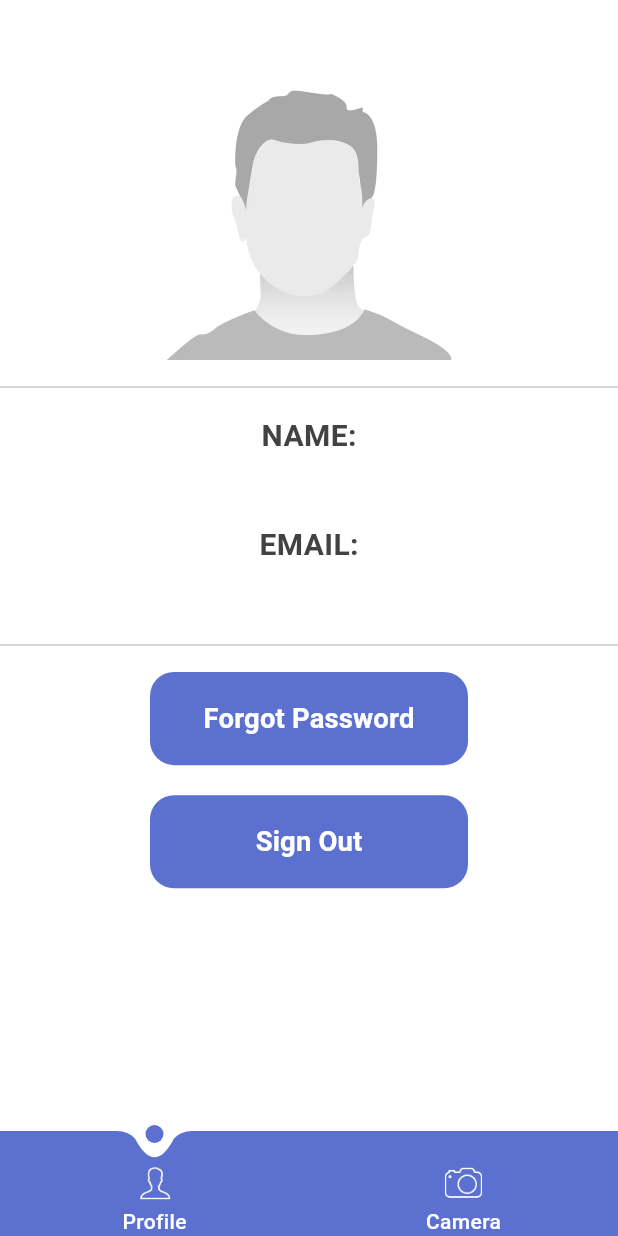
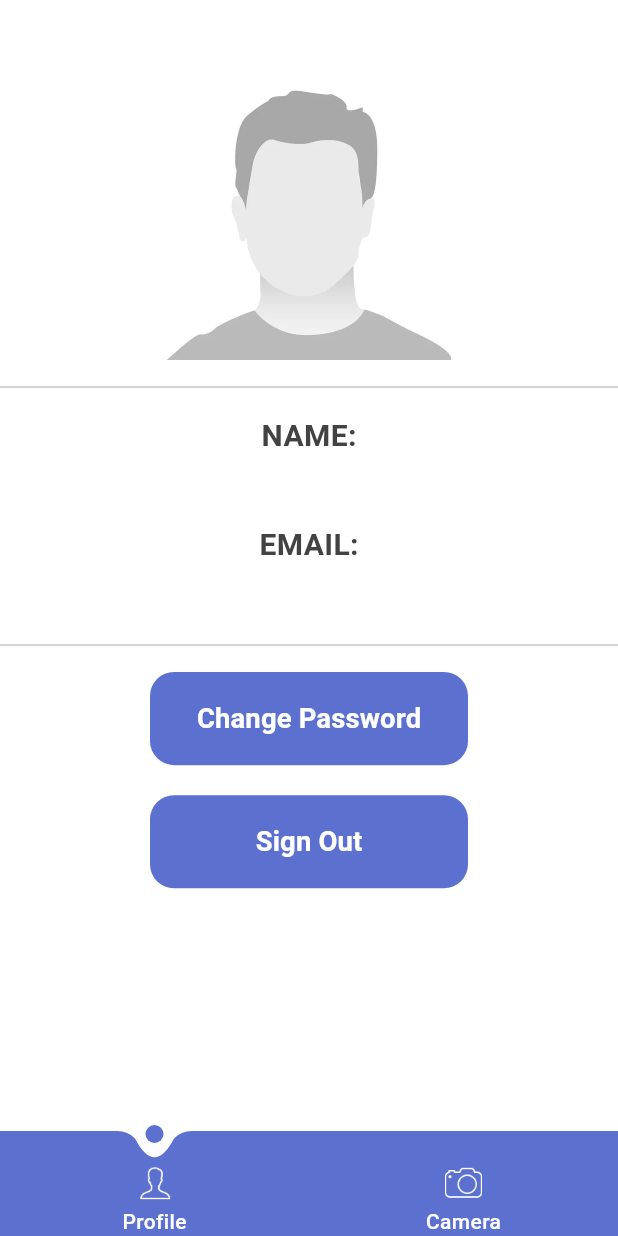
Before and after one commit to saradiaa9/bachelor-application, a Flutter app: the HomeScreen screen opened by its route, on a phone screen of 412 x 824 dp. Run offline on Flutter 3.47's test engine with Material 3 defaults, Android fonts, the phone set to English and light mode, and no system bars; our stand-ins replace awesome_dialog, awesome_notifications, camera, firebase_auth, firebase_core, flutter_local_notifications and 8 more; missing offline and left inert: flutter_email_sender, flutter_tflite, flutter_vision, jpeg_encode; accounts and stored records are empty; statements that could not run were skipped.

Commit message:
fixing colors

```diff
--- a/lib/constants/color.dart
+++ /dev/null
@@ -1,6 +0,0 @@
-import 'package:flutter/cupertino.dart';
-
-const Color black = Color.fromARGB(255, 255, 255, 255);
-const Color white = Color.fromARGB(255, 92, 113, 207);
-const Color bgColor = Color(0xFFFFFFFF);
-const Color selectColor =Color(0xFFFFFFFF);
--- a/lib/constants/text_style.dart
+++ /dev/null
@@ -1,7 +0,0 @@
-import 'package:flutter/cupertino.dart';
-import 'color.dart';
-
-const TextStyle bntText = TextStyle(
-  color: black,
-  fontWeight: FontWeight.w500,
-);
--- a/lib/navigation_bar.dart
+++ b/lib/navigation_bar.dart
@@ -5,8 +5,8 @@ import 'package:flutter/material.dart';
 
 
 
-import 'constants/color.dart';
-import 'constants/text_style.dart';
+import 'theming/colors.dart';
+import 'theming/styles.dart';
 import 'data/model.dart';
 import 'controller/scan_controller.dart';
 //import 'screens/camera/camera_view.dart';
@@ -35,7 +35,7 @@ class _Nav extends State<Nav> {
       height: 70.0,
       duration: const Duration(milliseconds: 400),
       decoration: BoxDecoration(
-        color: white,
+        color: ColorsManager.mainBlue,
         borderRadius: BorderRadius.only(
           topLeft: Radius.circular(0.0),
           topRight: Radius.circular(0.0),
@@ -95,7 +95,7 @@ class _Nav extends State<Nav> {
             alignment: Alignment.center,
             child: Image.asset(
               navBtn[i].imagePath,
-              color: isActive ? selectColor : black,
+              color: ColorsManager.lightShadeOfGray,
               scale: 2,
             ),
           ),
@@ -103,7 +103,7 @@ class _Nav extends State<Nav> {
             alignment: Alignment.bottomCenter,
             child: Text(
               navBtn[i].name,
-              style: isActive ? bntText.copyWith(color: selectColor) : bntText,
+              style: TextStyles.bntText.copyWith(color: ColorsManager.lightShadeOfGray) ,
             ),
           )
         ],
--- a/lib/screens/home/ui/home_sceren.dart
+++ b/lib/screens/home/ui/home_sceren.dart
@@ -40,7 +40,7 @@ class _HomeScreenState extends State<HomeScreen> {
             },
             child: const Center(
               child: CircularProgressIndicator(
-                color: Color(0xFF5C71CF),
+                color: ColorsManager.mainBlue,
               ),
             ),
           ),
@@ -127,9 +127,9 @@ class _HomeScreenState extends State<HomeScreen> {
                 padding: EdgeInsets.fromLTRB(100, 10, 100, 10),
                 child:
                 AppTextButton(
-                  buttonText: 'Forgot Password',
+                  buttonText: 'Change Password',
                   textStyle: TextStyles.font16White600Weight,
-                  backgroundColor: Color(0xFF5C71CF),
+                  backgroundColor: ColorsManager.mainBlue,
                   onPressed: () async {
                     try {
                       context.pushNamed(Routes.forgetScreen);
@@ -151,7 +151,7 @@ class _HomeScreenState extends State<HomeScreen> {
               AppTextButton(
                   buttonText: 'Sign Out',
                   textStyle: TextStyles.font16White600Weight,
-                  backgroundColor: Color(0xFF5C71CF),
+                  backgroundColor: ColorsManager.mainBlue,
                   onPressed: () async {
                     try {
                       FirebaseAuth.instance.signOut();
--- a/lib/theming/styles.dart
+++ b/lib/theming/styles.dart
@@ -66,4 +66,9 @@ class TextStyles {
     fontWeight: FontWeight.w400,
     color: ColorsManager.mediumLightShadeOfGray,
   );
+
+  static TextStyle bntText = const TextStyle(
+  color: ColorsManager.lightShadeOfGray,
+  fontWeight: FontWeight.w500,
+  );
 }
```
Also changed, not shown: lib/navigation_bar copy.dart (+5 -5 lines), lib/widgets/custom_paint.dart (+4 -3 lines).
